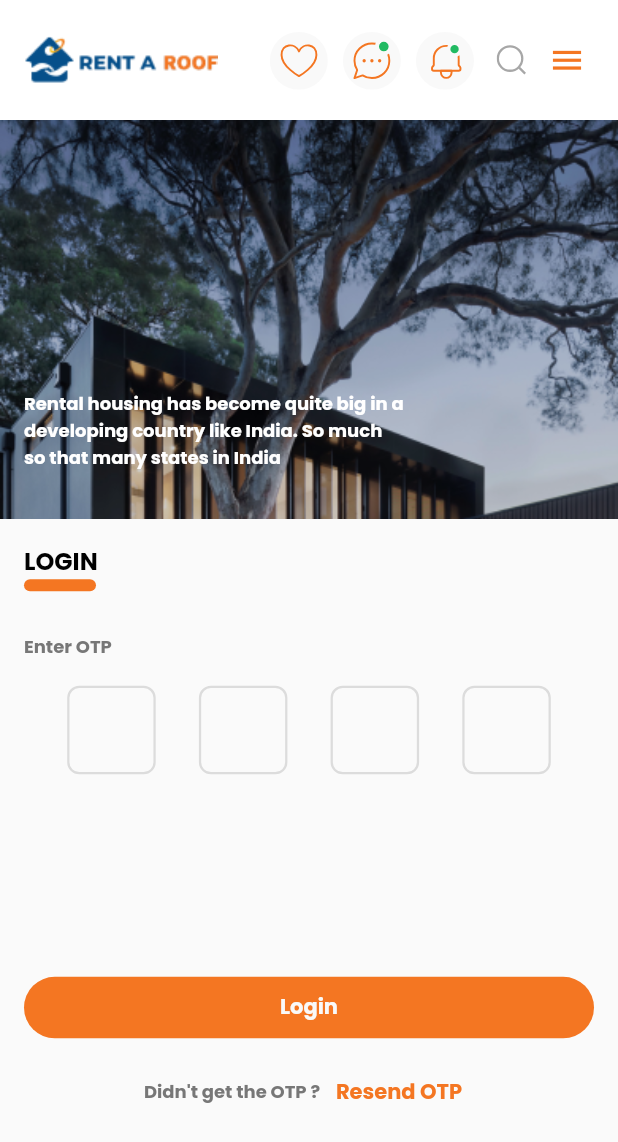
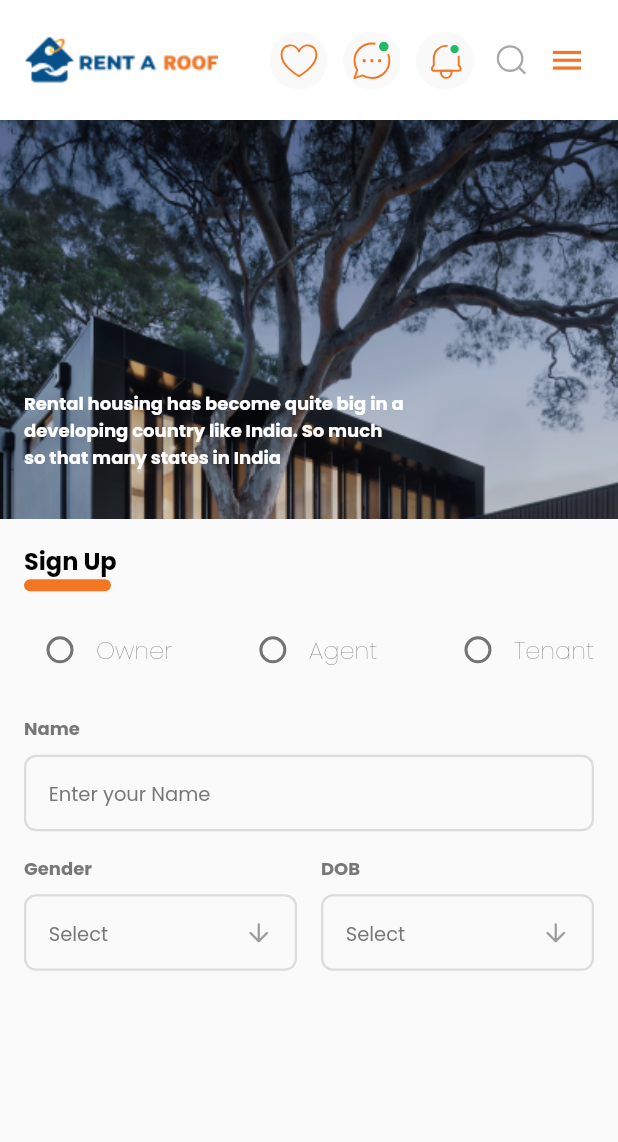
Before and after one commit to Bohemiaking/medecy, a Flutter app: the screen it shows after launch, on a phone screen of 412 x 824 dp. Shown: the top 1142 px of the screen. Run offline on Flutter 3.47's test engine with Material 2 defaults, Android fonts, the phone set to English and light mode, and no system bars; our stand-ins replace flutter_svg, google_fonts.

Commit message:
created select-textfield

```diff
--- a/lib/main.dart
+++ b/lib/main.dart
@@ -2,8 +2,7 @@ import 'package:flutter/material.dart';
 import 'package:rentaroof_agent/constants/app_constants.dart';
 import 'package:rentaroof_agent/constants/app_routes.dart';
 import 'package:rentaroof_agent/constants/app_theme.dart';
-import 'package:rentaroof_agent/views/authentication/login_page.dart';
-import 'package:rentaroof_agent/views/authentication/otp_page.dart';
+import 'package:rentaroof_agent/views/authentication/signup_createprofile_page.dart';
 
 void main() {
   runApp(const MyApp());
@@ -19,7 +18,7 @@ class MyApp extends StatelessWidget {
       title: AppConstants.appName,
       theme: appTheme(),
       debugShowCheckedModeBanner: false,
-      home: const OtpPage(),
+      home: const SignupCreateprofilePage(),
       routes: appRoutes(context),
     );
   }
--- a/lib/views/authentication/login_page.dart
+++ b/lib/views/authentication/login_page.dart
@@ -2,7 +2,7 @@ import 'package:flutter/material.dart';
 import 'package:rentaroof_agent/constants/app_dimensions.dart';
 import 'package:rentaroof_agent/constants/app_theme.dart';
 import 'package:rentaroof_agent/views/base/app_bar.dart';
-import 'package:rentaroof_agent/views/base/app_textfield.dart';
+import 'package:rentaroof_agent/views/base/textfields/app_textfield.dart';
 import 'package:rentaroof_agent/views/base/buttons/app_button.dart';
 import 'package:rentaroof_agent/views/base/buttons/underline_text_button.dart';
 
@@ -53,7 +53,9 @@ class _LoginPageState extends State<LoginPage> {
                                 fontSize: 16,
                                 fontWeight: FontWeight.bold),
                           ),
-                          const AppTextUnderline(),
+                          AppTextUnderline(
+                            width: 48.0,
+                          ),
                           const SizedBox(
                             height: 28,
                           ),
@@ -87,7 +89,8 @@ class _LoginPageState extends State<LoginPage> {
                                       })),
                                   Text(
                                     "Remember Me",
-                                    style: textMedium().copyWith(fontSize: 14.0),
+                                    style:
+                                        textMedium().copyWith(fontSize: 14.0),
                                   )
                                 ],
                               ),
@@ -111,7 +114,8 @@ class _LoginPageState extends State<LoginPage> {
                       ),
                       Text(
                         "Or",
-                        style: textMedium().copyWith(fontWeight: FontWeight.bold),
+                        style:
+                            textMedium().copyWith(fontWeight: FontWeight.bold),
                       ),
                       const SizedBox(
                         height: 12,
--- a/lib/views/authentication/otp_page.dart
+++ b/lib/views/authentication/otp_page.dart
@@ -52,10 +52,10 @@ class _OtpPageState extends State<OtpPage> {
               const SizedBox(
                 height: 16,
               ),
-              Padding(
-                padding: const EdgeInsets.only(left: 16.0, right: 16.0),
-                child: SizedBox(
-                  width: width(context),
+              SizedBox(
+                width: width(context),
+                child: Padding(
+                  padding: const EdgeInsets.only(left: 16.0, right: 16.0),
                   child: Column(
                     crossAxisAlignment: CrossAxisAlignment.start,
                     children: [
@@ -66,13 +66,16 @@ class _OtpPageState extends State<OtpPage> {
                             fontSize: 16,
                             fontWeight: FontWeight.bold),
                       ),
-                      const AppTextUnderline(),
+                      AppTextUnderline(
+                        width: 48.0,
+                      ),
                       const SizedBox(
                         height: 28,
                       ),
                       Text(
                         "Enter OTP",
-                        style: textMedium().copyWith(fontWeight: FontWeight.bold),
+                        style:
+                            textMedium().copyWith(fontWeight: FontWeight.bold),
                       ),
                       const SizedBox(
                         height: 17,
@@ -124,8 +127,8 @@ class _OtpPageState extends State<OtpPage> {
                                   onPressed: () {},
                                   child: Text(
                                     "Resend OTP",
-                                    style: textApp()
-                                        .copyWith(color: const Color(0xffF47622)),
+                                    style: textApp().copyWith(
+                                        color: const Color(0xffF47622)),
                                   ))
                             ],
                           ),
--- /dev/null
+++ b/lib/views/authentication/signup_createprofile_page.dart
@@ -0,0 +1,132 @@
+import 'package:flutter/material.dart';
+import 'package:rentaroof_agent/constants/app_dimensions.dart';
+import 'package:rentaroof_agent/constants/app_theme.dart';
+import 'package:rentaroof_agent/views/base/app_bar.dart';
+import 'package:rentaroof_agent/views/base/textfields/app_textfield.dart';
+import 'package:rentaroof_agent/views/base/imagetextstack.dart';
+import 'package:rentaroof_agent/views/base/textfields/select_textfield.dart';
+
+import '../base/app_textunderline.dart';
+
+class SignupCreateprofilePage extends StatefulWidget {
+  const SignupCreateprofilePage({super.key});
+
+  @override
+  State<SignupCreateprofilePage> createState() =>
+      _SignupCreateprofilePageState();
+}
+
+class _SignupCreateprofilePageState extends State<SignupCreateprofilePage> {
+  // use this String variable for user type
+  String? userTypeGroup;
+
+  @override
+  Widget build(BuildContext context) {
+    return Scaffold(
+      appBar: appBar(context),
+      body: SizedBox(
+          height: height(context),
+          child: SafeArea(
+              child: SingleChildScrollView(
+            physics: const AlwaysScrollableScrollPhysics(),
+            child: Column(
+              children: [
+                const ImageTextStackContainer(),
+                const SizedBox(
+                  height: 16,
+                ),
+                SizedBox(
+                  width: width(context),
+                  child: Padding(
+                    padding: const EdgeInsets.only(left: 16.0, right: 16.0),
+                    child: Column(
+                      crossAxisAlignment: CrossAxisAlignment.start,
+                      children: [
+                        const Text(
+                          "Sign Up",
+                          style: TextStyle(
+                              color: Colors.black,
+                              fontSize: 16,
+                              fontWeight: FontWeight.bold),
+                        ),
+                        AppTextUnderline(
+                          width: 58.0,
+                        ),
+                        const SizedBox(
+                          height: 15,
+                        ),
+                        Row(
+                          mainAxisAlignment: MainAxisAlignment.spaceBetween,
+                          children: [
+                            usertTypeRadio("Owner"),
+                            usertTypeRadio("Agent"),
+                            usertTypeRadio("Tenant")
+                          ],
+                        ),
+                        const SizedBox(
+                          height: 20,
+                        ),
+                        AppTextField(
+                          isPassword: false,
+                          txtData: "Name",
+                          hintData: "Enter your Name",
+                        ),
+                        const SizedBox(
+                          height: 16,
+                        ),
+                        Row(
+                          mainAxisAlignment: MainAxisAlignment.spaceBetween,
+                          children: const [
+                            Expanded(
+                              child: Padding(
+                                padding: EdgeInsets.only(right: 8),
+                                child: SelectTextField(
+                                  txtData: "Gender",
+                                ),
+                              ),
+                            ),
+                            Expanded(
+                              child: Padding(
+                                padding: EdgeInsets.only(left: 8),
+                                child: SelectTextField(
+                                  txtData: "DOB",
+                                ),
+                              ),
+                            )
+                          ],
+                        )
+                      ],
+                    ),
+                  ),
+                ),
+              ],
+            ),
+          ))),
+    );
+  }
+
+  Widget usertTypeRadio(value) {
+    return Row(
+      children: [
+        Radio(
+            value: value,
+            groupValue: userTypeGroup,
+            onChanged: ((value) {
+              setState(() {
+                userTypeGroup = value.toString();
+              });
+            })),
+        Text(
+          value,
+          style: textMedium().copyWith(
+              fontSize: 16.0,
+              color: userTypeGroup == value
+                  ? const Color(0xfff47622)
+                  : const Color(0xff777777),
+              fontWeight:
+                  userTypeGroup == value ? FontWeight.bold : FontWeight.w100),
+        )
+      ],
+    );
+  }
+}
--- a/lib/views/base/app_textunderline.dart
+++ b/lib/views/base/app_textunderline.dart
@@ -1,15 +1,14 @@
 import 'package:flutter/material.dart';
 
 class AppTextUnderline extends StatelessWidget {
-  const AppTextUnderline({
-    Key? key,
-  }) : super(key: key);
+  double width;
+  AppTextUnderline({Key? key, required this.width}) : super(key: key);
 
   @override
   Widget build(BuildContext context) {
     return Container(
       height: 8,
-      width: 48,
+      width: width,
       decoration: BoxDecoration(
           color: const Color(0xfff47622),
           borderRadius: BorderRadius.circular(30)),
--- /dev/null
+++ b/lib/views/base/textfields/select_textfield.dart
@@ -0,0 +1,51 @@
+// ignore_for_file: prefer_typing_uninitialized_variables
+
+import 'package:flutter/material.dart';
+
+import '../../../constants/app_theme.dart';
+
+class SelectTextField extends StatelessWidget {
+  final txtData;
+  final onPressed;
+  const SelectTextField({super.key, this.txtData, this.onPressed});
+
+  @override
+  Widget build(BuildContext context) {
+    return Column(
+      crossAxisAlignment: CrossAxisAlignment.start,
+      children: [
+        Text(
+          txtData,
+          style: textMedium().copyWith(fontWeight: FontWeight.bold),
+        ),
+        const SizedBox(
+          height: 8,
+        ),
+        Container(
+          decoration: BoxDecoration(
+              border: Border.all(color: Colors.black12, width: 1.5),
+              borderRadius: BorderRadius.circular(8)),
+          child: TextFormField(
+            readOnly: true,
+            textInputAction: TextInputAction.none,
+            textAlignVertical: TextAlignVertical.center,
+            onTap: onPressed,
+            decoration: InputDecoration(
+                contentPadding: const EdgeInsets.only(left: 15, right: 15),
+                border: InputBorder.none,
+                hintText: "Select",
+                hintStyle: textMedium().copyWith(fontSize: 13.0),
+                suffixIcon: IconButton(
+                  icon: const Icon(
+                    Icons.arrow_downward_rounded,
+                    size: 20,
+                  ),
+                  onPressed: onPressed,
+                )),
+          ),
+        )
+      ],
+    );
+    ;
+  }
+}
```
Also changed, not shown: lib/views/base/textfields/app_textfield.dart (renamed from lib/views/base/app_textfield.dart).
